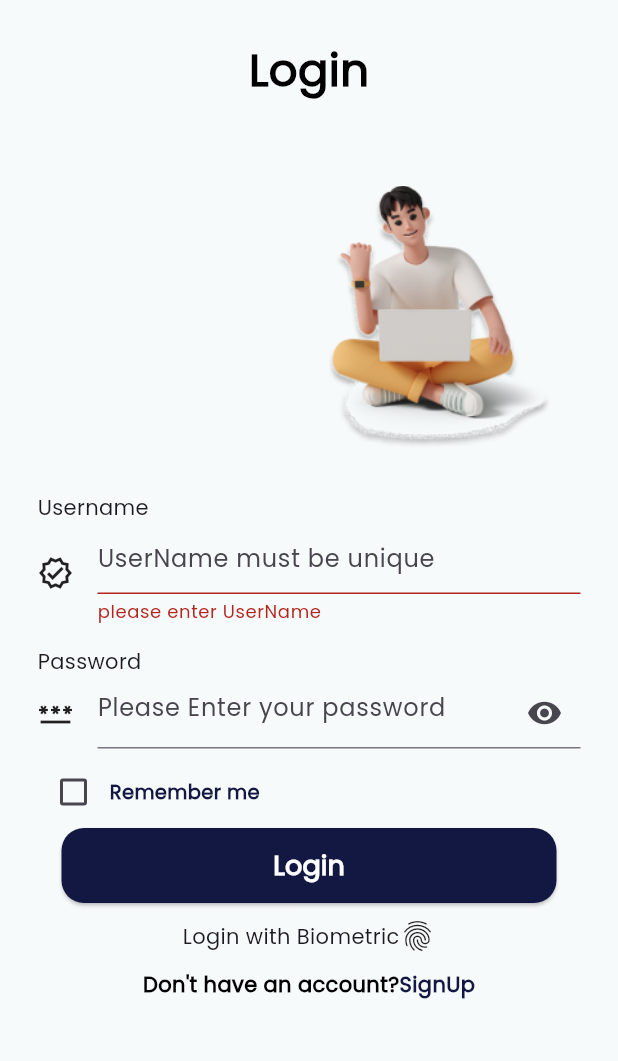
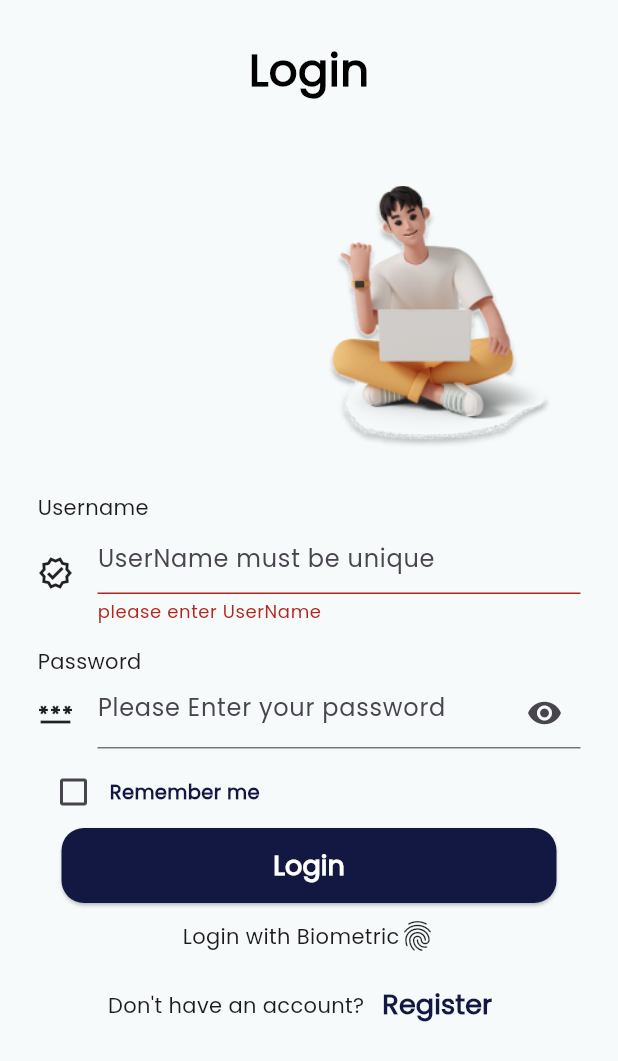
Before and after one commit to Roshan09876/LMS_Project, a Flutter app: the screen it shows after launch, after a tap on "Login", on a phone screen of 412 x 824 dp. Shown: the top 1061 px of the screen. Run offline on Flutter 3.47's test engine with Material 3 defaults, Android fonts, the light colour scheme and no system bars; our stand-ins replace awesome_dialog, babstrap_settings_screen, bloc, dartz, dio, equatable and 9 more.

```diff
--- a/lms_forntend/lib/config/constant/api_endpoints.dart
+++ b/lms_forntend/lib/config/constant/api_endpoints.dart
@@ -19,6 +19,9 @@ class ApiEndpoints {
   //Flat
   // static const String baseUrl = "http://192.168.1.67:5500/api/";
 
+  //College wifi
+  // static const String baseUrl = "http://10.12.13.104:5500/api/";
+
   static const String register = "/signup";
   static const String login = "/signin";
   static const String getProfile = "/profile";
--- a/lms_forntend/lib/features/auth/data/datasource/auth_remote_datasource.dart
+++ b/lms_forntend/lib/features/auth/data/datasource/auth_remote_datasource.dart
@@ -46,11 +46,12 @@ class AuthRemoteDatasource {
         "password": password,
       });
 
+
       if (response.statusCode == 200 || response.statusCode == 201) {
         final token = response.data['token'];
         final userData = response.data['userData'];
 
-        // Map selectedCourse to CourseModel objects
+        // Map selectedCourse to CourseModel objects>r
         List<CourseModel> selectedCourses = [];
         if (userData.containsKey('selectedCourse') &&
             userData['selectedCourse'] is List) {
--- a/lms_forntend/lib/features/auth/presentation/view/login_view.dart
+++ b/lms_forntend/lib/features/auth/presentation/view/login_view.dart
@@ -1,5 +1,4 @@
 import 'dart:io';
-
 import 'package:flutter/material.dart';
 import 'package:flutter_easyloading/flutter_easyloading.dart';
 import 'package:flutter_riverpod/flutter_riverpod.dart';
@@ -9,6 +8,7 @@ import 'package:learn_management_system/config/common/reusable_text.dart';
 import 'package:learn_management_system/core/provider/flutter_secure_storage_provider.dart';
 import 'package:learn_management_system/features/auth/presentation/view_model/auth_view_model.dart';
 import 'package:local_auth/local_auth.dart';
+import 'package:shared_preferences/shared_preferences.dart';
 
 class LoginView extends ConsumerStatefulWidget {
   const LoginView({super.key});
@@ -21,9 +21,7 @@ class _LoginViewState extends ConsumerState<LoginView> {
   final key = GlobalKey<FormState>();
   bool _obsecureText = true;
   bool? rememberMe = false;
-  final _gap = const SizedBox(
-    height: 15,
-  );
+  final _gap = const SizedBox(height: 15);
   final _userNameController = TextEditingController();
   final _passwordController = TextEditingController();
   final LocalAuthentication localAuthentication = LocalAuthentication();
@@ -35,9 +33,17 @@ class _LoginViewState extends ConsumerState<LoginView> {
   void initState() {
     super.initState();
     _loadSavedCredentials();
+    _checkBiometricAvailability();
+    _loadBiometricLoginState();
   }
 
-//For Remember me
+  Future<void> _loadBiometricLoginState() async {
+    SharedPreferences prefs = await SharedPreferences.getInstance();
+    setState(() {
+      _isBiometricLoginEnabled = prefs.getBool('biometric_login') ?? false;
+    });
+  }
+
   Future<void> _loadSavedCredentials() async {
     final flutterSecureStorage = ref.read(flutterSecureStorageProvider);
     String? savedUserName = await flutterSecureStorage.read(key: 'userName');
@@ -87,7 +93,6 @@ class _LoginViewState extends ConsumerState<LoginView> {
     });
   }
 
-  //For Face/fingerPrint
   Future<void> _checkBiometricAvailability() async {
     bool canCheckBiometrics = await localAuthentication.canCheckBiometrics;
     List<BiometricType> availableBiometrics =
@@ -158,7 +163,9 @@ class _LoginViewState extends ConsumerState<LoginView> {
                       height: 200,
                       decoration: const BoxDecoration(
                         image: DecorationImage(
-                            image: AssetImage('assets/images/login_icon.png'))),
+                          image: AssetImage('assets/images/login_icon.png'),
+                        ),
+                      ),
                     ),
                   ),
                   _gap,
@@ -169,11 +176,11 @@ class _LoginViewState extends ConsumerState<LoginView> {
                         const Text('Username'),
                         Row(
                           children: [
-                          const Icon(Icons.verified_outlined), // Prefix Icon
+                            const Icon(Icons.verified_outlined),
                             const VerticalDivider(
                               thickness: 1,
                               color: kDark,
-                          ), // Vertical Divider
+                            ),
                             Expanded(
                               child: TextFormField(
                                 controller: _userNameController,
@@ -195,11 +202,11 @@ class _LoginViewState extends ConsumerState<LoginView> {
                         const Text('Password'),
                         Row(
                           children: [
-                          const Icon(Icons.password_outlined), // Prefix Icon
+                            const Icon(Icons.password_outlined),
                             const VerticalDivider(
                               thickness: 1,
                               color: kDark,
-                          ), // Vertical Divider
+                            ),
                             Expanded(
                               child: TextFormField(
                                 controller: _passwordController,
@@ -214,57 +221,48 @@ class _LoginViewState extends ConsumerState<LoginView> {
                                     },
                                     child: Icon(_obsecureText
                                         ? Icons.visibility
-                                          : Icons.visibility_off))),
-                              // validator: (value) {
-                              //   final numericRegExp =
-                              //       RegExp(r'^(?=.*?[0-9]).{8,}$');
-                              //   if (value!.isEmpty) {
-                              //     return 'please Enter Password';
-                              //   } else if (value.length < 6) {
-                              //     return 'Password must contain 6 letters';
-                              //   } else if (!numericRegExp.hasMatch(value)) {
-                              //     return 'Password must contain at least one numeric value';
-                              //   } else {
-                              //     return null;
-                              //   }
-                              // },
+                                        : Icons.visibility_off),
+                                  ),
+                                ),
                               ),
                             ),
                           ],
                         ),
-                      SizedBox(
-                        height: 5,
-                      ),
+                        const SizedBox(height: 5),
                         Row(
                           children: [
                             Checkbox(
                               value: rememberMe ?? false,
                               onChanged: (value) {
                                 _onRemembermeTapped(value!);
-                              }),
+                              },
+                            ),
                             ReusableText(
                               text: 'Remember me',
                               fontSize: 13,
                               fontWeight: FontWeight.w600,
-                              color: kButton),
+                              color: kButton,
+                            ),
                           ],
-                      )
+                        ),
                       ],
                     ),
                   ),
-                // _gap,
                   ElevatedButton(
                     style: ElevatedButton.styleFrom(
                       minimumSize: const Size(330, 50),
                       shape: RoundedRectangleBorder(
-                            borderRadius: BorderRadius.circular(15)),
-                        backgroundColor: kButton),
+                        borderRadius: BorderRadius.circular(15),
+                      ),
+                      backgroundColor: kButton,
+                    ),
                     onPressed: () {
                       if (key.currentState!.validate()) {
                         ref.read(authViewModelProvider.notifier).login(
                           _userNameController.text.trim(),
                           _passwordController.text.trim(),
-                            context);
+                          context,
+                        );
                       }
                     },
                     child: const ReusableText(
@@ -272,10 +270,9 @@ class _LoginViewState extends ConsumerState<LoginView> {
                       color: kLight,
                       fontSize: 18,
                       fontWeight: FontWeight.bold,
-                    )),
-                const SizedBox(
-                  height: 10,
                     ),
+                  ),
+                  const SizedBox(height: 10),
                   // if (_isBiometricLoginEnabled &&
                   //     Platform.isAndroid &&
                   //     _isBiometricAvailable)
@@ -285,41 +282,37 @@ class _LoginViewState extends ConsumerState<LoginView> {
                           await _authenticateUser();
                         } else {
                           EasyLoading.showError(
-                            "Biometric authentication is not supported on this platform.");
+                            "Biometric authentication is not supported on this platform.",
+                          );
                         }
                       },
                       child: Row(
                         mainAxisAlignment: MainAxisAlignment.center,
                         children: [
                           Text(_getBiometricButtonText()),
-                        Icon(Icons.fingerprint),
+                          const Icon(Icons.fingerprint),
                         ],
                       ),
                     ),
-                const SizedBox(
-                  height: 10,
-                ),
+                  const SizedBox(height: 10),
                   Row(
                     mainAxisAlignment: MainAxisAlignment.center,
                     children: [
-                    const ReusableText(
-                      text: "Don't have an account?",
-                      color: kDark,
-                      fontSize: 14,
-                      fontWeight: FontWeight.bold,
-                    ),
-                    InkWell(
-                      onTap: () {
+                      const Text("Don't have an account?"),
+                      TextButton(
+                        onPressed: () {
                           Navigator.pushNamed(
-                            context, AppRoute.registerViewRoute);
+                            context,
+                            AppRoute.registerViewRoute,
+                          );
                         },
                         child: const ReusableText(
-                        text: 'SignUp',
+                          text: 'Register',
+                          fontSize: 18,
+                          fontWeight: FontWeight.bold,
                           color: kButton,
-                        fontSize: 14,
-                        fontWeight: FontWeight.bold,
                         ),
-                    )
+                      ),
                     ],
                   ),
                 ],
@@ -327,6 +320,7 @@ class _LoginViewState extends ConsumerState<LoginView> {
             ),
           ),
         ),
-    ));
+      ),
+    );
   }
 }
--- a/lms_forntend/lib/features/auth/presentation/view_model/auth_view_model.dart
+++ b/lms_forntend/lib/features/auth/presentation/view_model/auth_view_model.dart
@@ -72,7 +72,7 @@ class AuthViewModel extends StateNotifier<AuthState> {
       );
       EasyLoading.show(status: 'Loggin in',);
       Future.delayed(const Duration(seconds: 2), () {
-        Navigator.pushNamed(context, AppRoute.bottomViewRoute);
+        Navigator.pushReplacementNamed(context, AppRoute.bottomViewRoute);
         EasyLoading.dismiss();
       });
       // showSnackBar(
--- a/lms_forntend/lib/features/home/books_detail_view.dart
+++ b/lms_forntend/lib/features/home/books_detail_view.dart
@@ -43,7 +43,6 @@ class _BooksDetailViewState extends ConsumerState<BooksDetailView> {
             child: SingleChildScrollView(
               child: Container(
                 decoration: BoxDecoration(
-                    border: Border.all(width: 3, color: kButton),
                     borderRadius: BorderRadius.circular(5)),
                 child: Padding(
                   padding: const EdgeInsets.all(16.0),
--- a/lms_forntend/lib/features/home/settings_view.dart
+++ b/lms_forntend/lib/features/home/settings_view.dart
@@ -10,6 +10,7 @@ import 'package:learn_management_system/config/common/reusable_text.dart';
 import 'package:learn_management_system/core/app_routes.dart';
 import 'package:learn_management_system/core/provider/local_authentication_service_provider.dart';
 import 'package:learn_management_system/features/profile/presentation/view_model/profile_view_model.dart';
+import 'package:shared_preferences/shared_preferences.dart';
 
 class SettingsView extends ConsumerStatefulWidget {
   const SettingsView({
@@ -127,8 +128,8 @@ class _SettingsViewState extends ConsumerState<SettingsView> {
                                   : 'Biometric login disabled',
                               duration: Duration(seconds: 2),
                             );
-                            // SharedPreferences prefs = await SharedPreferences.getInstance();
-                            // await prefs.setBool('biometric_login', value);
+                            SharedPreferences prefs = await SharedPreferences.getInstance();
+                            await prefs.setBool('biometric_login', value);
                           } else {
                             EasyLoading.showError(
                               'Biometric authentication failed',
--- a/lms_forntend/lib/features/profile/presentation/view_model/profile_view_model.dart
+++ b/lms_forntend/lib/features/profile/presentation/view_model/profile_view_model.dart
@@ -46,6 +46,7 @@ class ProfileViewModel extends StateNotifier<ProfileState> {
       state = state.copyWith(isLoading: false, error: failure.error);
     }, (success) {
       state = state.copyWith(isLoading: false, showMessage: null);
+      resetState();
       showSnackBar(message: 'Updated Successfuly', context: context);
     });
   }
--- a/lms_forntend/pubspec.yaml
+++ b/lms_forntend/pubspec.yaml
@@ -51,6 +51,7 @@ dependencies:
   flutter_bloc: ^8.1.6
   local_auth: ^2.2.0
   flutter_easyloading: ^3.0.5
+  shared_preferences: ^2.2.3
 
 dev_dependencies:
   flutter_test:
```
Also changed, not shown: lms_forntend/lib/features/profile/data/profile_remote_datasource.dart (+5 -7 lines), lms_forntend/lib/features/profile/presentation/widgets/edit_profile.dart (+10 -5 lines), lms_forntend/lib/features/auth/domain/entity/auth_entity.dart (line endings or trailing spaces), lms_forntend/pubspec.lock, 4 other files. Lines whose indentation alone changed are shown as unchanged.
